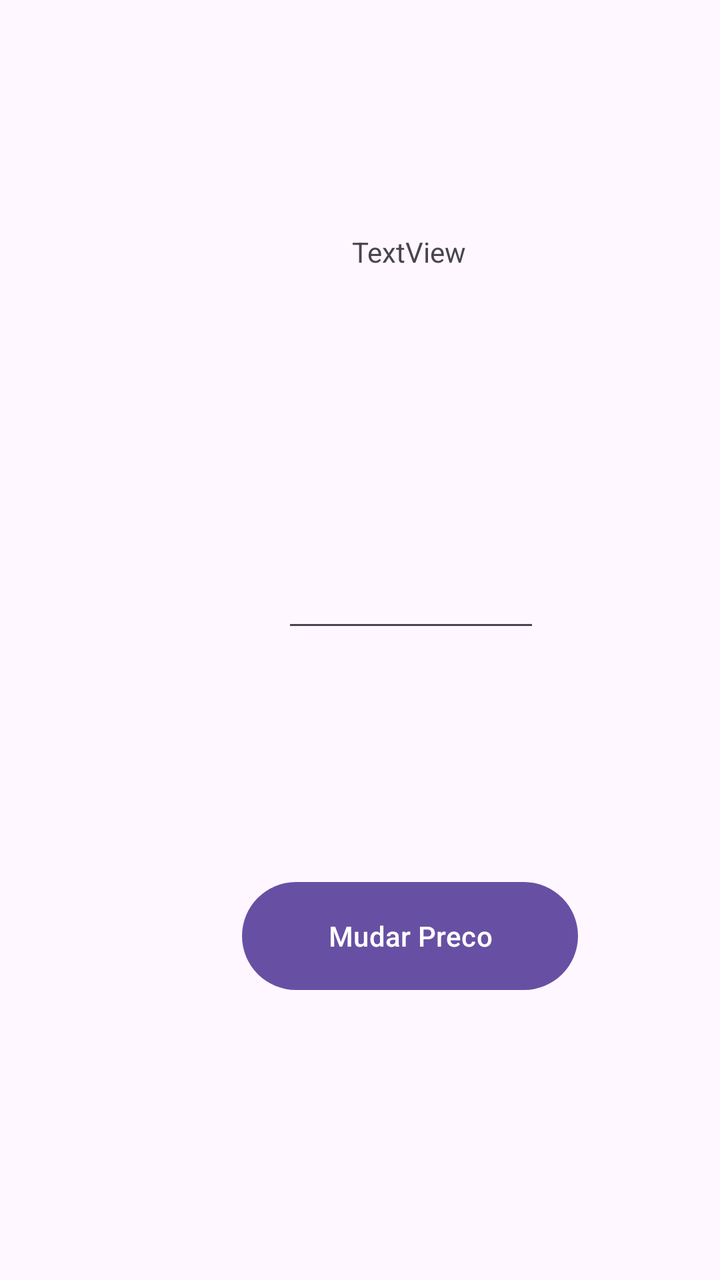
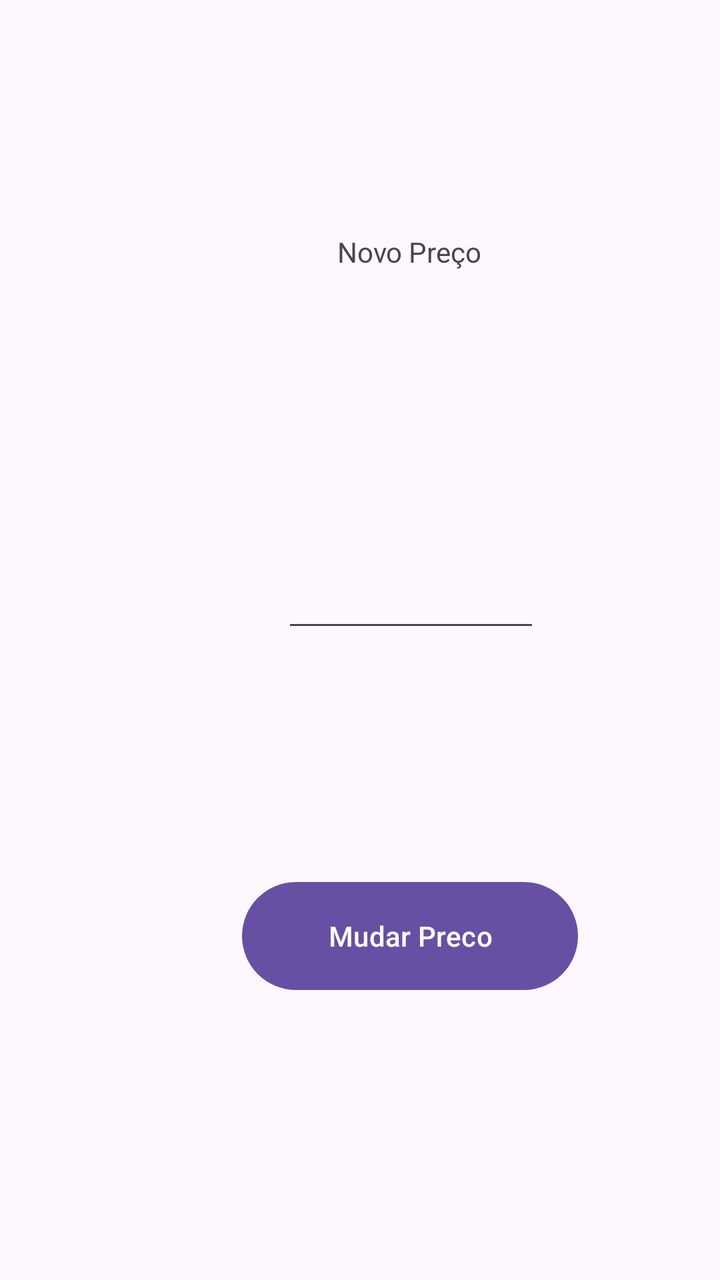

Before-and-after screenshots of an Android layout around one commit, followed by the original layout XML and the change that was made.
<!-- AndroidManifest.xml: application theme Theme.ProjectDroid_1220893_1241190 -->
<!-- res/layout/activity_mudar_preco.xml -->
<?xml version="1.0" encoding="utf-8"?>
<androidx.constraintlayout.widget.ConstraintLayout xmlns:android="http://schemas.android.com/apk/res/android"
    xmlns:app="http://schemas.android.com/apk/res-auto"
    xmlns:tools="http://schemas.android.com/tools"
    android:id="@+id/main"
    android:layout_width="match_parent"
    android:layout_height="match_parent"
    tools:context=".ui.MudarPreco">

    <TextView
        android:id="@+id/produtoNomePreco"
        android:layout_width="169dp"
        android:layout_height="52dp"
        android:layout_marginStart="120dp"
        android:layout_marginTop="100dp"
        android:layout_marginBottom="100dp"
        android:gravity="center"
        android:text="TextView"
        app:layout_constraintBottom_toTopOf="@+id/editarPreco"
        app:layout_constraintStart_toStartOf="parent"
        app:layout_constraintTop_toTopOf="parent"
        app:layout_constraintVertical_bias="1.0" />

    <Button
        android:id="@+id/buttonMudarPrecoFinal"
        android:layout_width="168dp"
        android:layout_height="62dp"
        android:layout_marginStart="121dp"
        android:layout_marginTop="116dp"
        android:text="Mudar Preco"
        app:layout_constraintStart_toStartOf="parent"
        app:layout_constraintTop_toBottomOf="@+id/editarPreco" />

    <EditText
        android:id="@+id/editarPreco"
        android:layout_width="129dp"
        android:layout_height="68dp"
        android:layout_marginStart="141dp"
        android:layout_marginTop="101dp"
        android:ems="10"
        android:gravity="center"
        android:inputType="number"
        app:layout_constraintStart_toStartOf="parent"
        app:layout_constraintTop_toBottomOf="@+id/produtoNomePreco" />
</androidx.constraintlayout.widget.ConstraintLayout>
<!-- resources referenced by this layout -->
<resources>
  <style name="Theme.ProjectDroid_1220893_1241190" parent="Base.Theme.ProjectDroid_1220893_1241190" />
  <style name="Base.Theme.ProjectDroid_1220893_1241190" parent="Theme.Material3.DayNight.NoActionBar">
          
          
      </style>
</resources>

<!-- the commit's change to res/layout/activity_mudar_preco.xml (unified diff, before → after) -->
@@ -15,7 +15,7 @@
         android:layout_marginTop="100dp"
         android:layout_marginBottom="100dp"
         android:gravity="center"
-        android:text="TextView"
+        android:text="Novo Preço"
         app:layout_constraintBottom_toTopOf="@+id/editarPreco"
         app:layout_constraintStart_toStartOf="parent"
         app:layout_constraintTop_toTopOf="parent"
